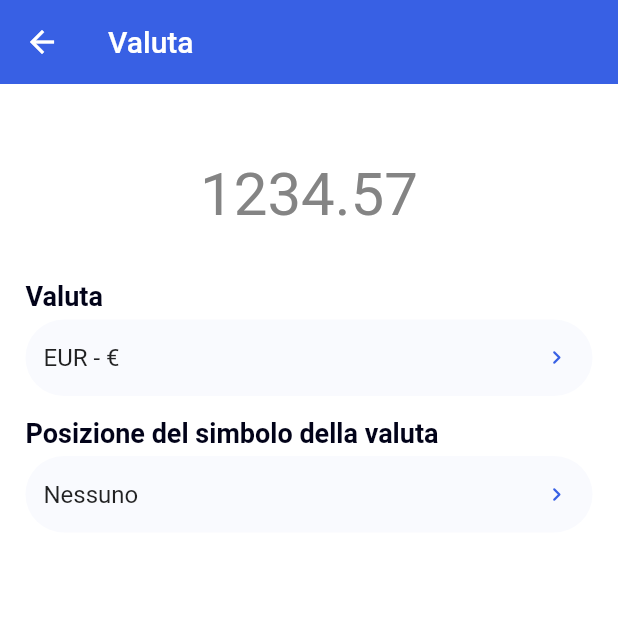
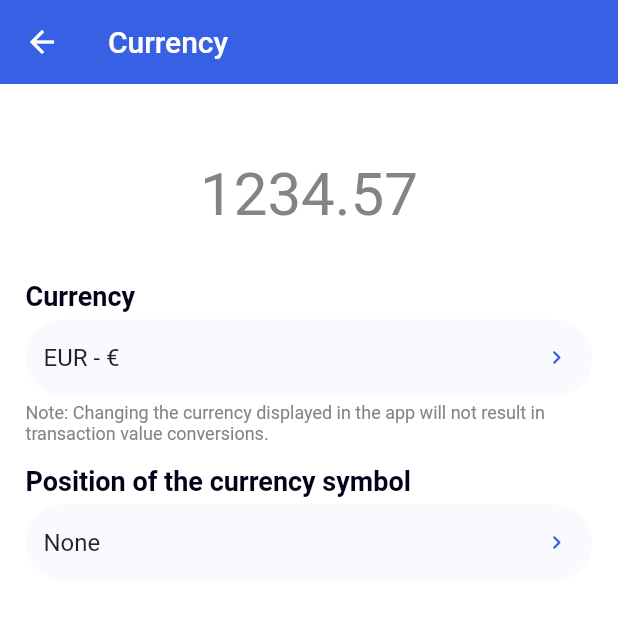
Before and after one commit to ernestodecrecchio/Moneye-Money-Manager, a Flutter app: the CurrencyPage screen opened by its route, on a phone screen of 412 x 824 dp, the top half of it. Run offline on Flutter 3.47's test engine with Material 2 defaults, Android fonts, the phone set to English and light mode, and no system bars; our stand-ins replace fl_chart, flutter_slidable, flutter_svg, salomon_bottom_bar, shared_preferences, sqflite; accounts and stored records are empty; generated files the repository leaves out were written again.

Commit message:
Currency localization

```diff
--- a/expense_tracker/lib/l10n/app_en.arb
+++ b/expense_tracker/lib/l10n/app_en.arb
@@ -51,5 +51,14 @@
    "month": "Month",
    "year": "Year",
    "noTransactions": "No transactions",
-   "other": "Other"
+   "other": "Other",
+   "currency": "Currency",
+   "selectCurrency":"Select the currency",
+   "currencyOptionDescription": "Select and customize the used currency",
+   "currencyPosition": "Position of the currency symbol",
+   "selectCurrencyPosition":"Select the currency symbol position",
+   "none": "None",
+   "atTheStart": "At the start",
+   "atTheEnd":"At the end",
+   "currencyConversionDisclaimer": "Note: Changing the currency displayed in the app will not result in transaction value conversions."
 }
--- a/expense_tracker/lib/l10n/app_it.arb
+++ b/expense_tracker/lib/l10n/app_it.arb
@@ -51,5 +51,14 @@
     "month": "Mese",
     "year": "Anno",
     "noTransactions": "Nessuna transazione",
-    "other": "Altro"
+    "other": "Altro",
+    "currency": "Valuta",
+    "selectCurrency":"Seleziona la valuta",
+    "currencyOptionDescription": "Seleziona e personalizza la valuta utilizzata",
+    "currencyPosition": "Posizione del simbolo della valuta",
+    "selectCurrencyPosition":"Seleziona la posizione del simbolo della valuta",
+    "none": "Nessuna",
+    "atTheStart": "All'inizio",
+    "atTheEnd":"Alla fine",
+    "currencyConversionDisclaimer": "Nota: Cambiare la valuta mostrata in app non apporterà conversioni del valore delle transazioni."
 }
--- a/expense_tracker/lib/pages/options_page/currency_page/currency_page.dart
+++ b/expense_tracker/lib/pages/options_page/currency_page/currency_page.dart
@@ -5,6 +5,7 @@ import 'package:expense_tracker/style.dart';
 import 'package:flutter/material.dart';
 import 'package:flutter_svg/flutter_svg.dart';
 import 'package:provider/provider.dart';
+import 'package:flutter_gen/gen_l10n/app_localizations.dart';
 
 class CurrencyPage extends StatefulWidget {
   static const routeName = '/currencyPage';
@@ -22,8 +23,16 @@ class _CurrencyPageState extends State<CurrencyPage> {
   final double exampleValue = 1234.567;
 
   @override
-  void initState() {
-    super.initState();
+  void dispose() {
+    super.dispose();
+
+    _currencySymbolPositionInput.dispose();
+    _currencySymbolInput.dispose();
+  }
+
+  @override
+  void didChangeDependencies() {
+    super.didChangeDependencies();
 
     final currencyProvider =
         Provider.of<CurrencyProvider>(context, listen: false);
@@ -40,19 +49,11 @@ class _CurrencyPageState extends State<CurrencyPage> {
   }
 
   @override
-  void dispose() {
-    super.dispose();
-
-    _currencySymbolPositionInput.dispose();
-    _currencySymbolInput.dispose();
-  }
-
-  @override
   Widget build(BuildContext context) {
     return Scaffold(
       backgroundColor: Colors.white,
       appBar: AppBar(
-        title: const Text('Valuta'),
+        title: Text(AppLocalizations.of(context)!.currency),
         backgroundColor: CustomColors.blue,
         elevation: 0,
       ),
@@ -82,6 +83,14 @@ class _CurrencyPageState extends State<CurrencyPage> {
               height: 14,
             ),
             _buildCurrencySymbolTextField(currencyProvider),
+            const SizedBox(
+              height: 4,
+            ),
+            Text(
+              AppLocalizations.of(context)!.currencyConversionDisclaimer,
+              style: const TextStyle(
+                  color: CustomColors.clearGreyText, fontSize: 12),
+            ),
             const SizedBox(
               height: 14,
             ),
@@ -124,7 +133,7 @@ class _CurrencyPageState extends State<CurrencyPage> {
   Widget _buildCurrencySymbolTextField(CurrencyProvider currencyProvider) {
     return CustomTextField(
       controller: _currencySymbolInput,
-      label: 'Valuta',
+      label: AppLocalizations.of(context)!.currency,
       readOnly: true,
       icon: Icons.chevron_right_rounded,
       onTap: () async {
@@ -140,10 +149,10 @@ class _CurrencyPageState extends State<CurrencyPage> {
                     child: Row(
                       mainAxisAlignment: MainAxisAlignment.spaceBetween,
                       children: [
-                        const Flexible(
+                        Flexible(
                           child: Text(
-                            'Seleziona la valuta',
-                            style: TextStyle(
+                            AppLocalizations.of(context)!.selectCurrency,
+                            style: const TextStyle(
                                 fontSize: 18, fontWeight: FontWeight.w600),
                           ),
                         ),
@@ -238,7 +247,7 @@ class _CurrencyPageState extends State<CurrencyPage> {
       CurrencyProvider currencyProvider) {
     return CustomTextField(
       controller: _currencySymbolPositionInput,
-      label: 'Posizione del simbolo della valuta',
+      label: AppLocalizations.of(context)!.currencyPosition,
       readOnly: true,
       icon: Icons.chevron_right_rounded,
       onTap: () async {
@@ -254,10 +263,11 @@ class _CurrencyPageState extends State<CurrencyPage> {
                     child: Row(
                       mainAxisAlignment: MainAxisAlignment.spaceBetween,
                       children: [
-                        const Flexible(
+                        Flexible(
                           child: Text(
-                            'Seleziona la posizione del simbolo della valuta',
-                            style: TextStyle(
+                            AppLocalizations.of(context)!
+                                .selectCurrencyPosition,
+                            style: const TextStyle(
                                 fontSize: 18, fontWeight: FontWeight.w600),
                           ),
                         ),
@@ -273,7 +283,7 @@ class _CurrencyPageState extends State<CurrencyPage> {
                       shrinkWrap: true,
                       children: [
                         ListTile(
-                          title: const Text('Nessuno'),
+                          title: Text(AppLocalizations.of(context)!.none),
                           trailing: currencyProvider
                                       .currentCurrencySymbolPosition ==
                                   CurrencySymbolPosition.none
@@ -283,7 +293,8 @@ class _CurrencyPageState extends State<CurrencyPage> {
                             currencyProvider.setCurrencySymbolPosition(
                                 CurrencySymbolPosition.none);
 
-                            _currencySymbolPositionInput.text = 'Nessuno';
+                            _currencySymbolPositionInput.text =
+                                AppLocalizations.of(context)!.none;
 
                             setState(() {});
 
@@ -291,7 +302,7 @@ class _CurrencyPageState extends State<CurrencyPage> {
                           },
                         ),
                         ListTile(
-                          title: const Text("All'inizio"),
+                          title: Text(AppLocalizations.of(context)!.atTheStart),
                           trailing: currencyProvider
                                       .currentCurrencySymbolPosition ==
                                   CurrencySymbolPosition.leading
@@ -301,14 +312,15 @@ class _CurrencyPageState extends State<CurrencyPage> {
                             currencyProvider.setCurrencySymbolPosition(
                                 CurrencySymbolPosition.leading);
 
-                            _currencySymbolPositionInput.text = "All'inizio";
+                            _currencySymbolPositionInput.text =
+                                AppLocalizations.of(context)!.atTheStart;
                             setState(() {});
 
                             Navigator.of(context).pop();
                           },
                         ),
                         ListTile(
-                          title: const Text('Alla fine'),
+                          title: Text(AppLocalizations.of(context)!.atTheEnd),
                           trailing: currencyProvider
                                       .currentCurrencySymbolPosition ==
                                   CurrencySymbolPosition.trailing
@@ -318,7 +330,8 @@ class _CurrencyPageState extends State<CurrencyPage> {
                             currencyProvider.setCurrencySymbolPosition(
                                 CurrencySymbolPosition.trailing);
 
-                            _currencySymbolPositionInput.text = 'Alla fine';
+                            _currencySymbolPositionInput.text =
+                                AppLocalizations.of(context)!.atTheEnd;
 
                             setState(() {});
 
@@ -353,11 +366,11 @@ class _CurrencyPageState extends State<CurrencyPage> {
   String getCurrencySymbolPositionDescription(CurrencySymbolPosition position) {
     switch (position) {
       case CurrencySymbolPosition.none:
-        return 'Nessuno';
+        return AppLocalizations.of(context)!.none;
       case CurrencySymbolPosition.leading:
-        return "All'inizio";
+        return AppLocalizations.of(context)!.atTheStart;
       case CurrencySymbolPosition.trailing:
-        return 'Alla fine';
+        return AppLocalizations.of(context)!.atTheEnd;
     }
   }
 }
--- a/expense_tracker/lib/pages/options_page/options_page.dart
+++ b/expense_tracker/lib/pages/options_page/options_page.dart
@@ -72,8 +72,8 @@ class OptionsPage extends StatelessWidget {
             Icons.currency_exchange_outlined,
             color: CustomColors.darkBlue,
           ),
-          title: const Text('Valuta'),
-          subtitle: const Text('Seleziona e personalizza la valuta utilizzata'),
+          title: Text(AppLocalizations.of(context)!.currency),
+          subtitle: Text(AppLocalizations.of(context)!.selectCurrency),
           trailing: const Icon(Icons.chevron_right_rounded),
           onTap: () => Navigator.of(context).pushNamed(CurrencyPage.routeName),
         ),
--- a/expense_tracker/pubspec.yaml
+++ b/expense_tracker/pubspec.yaml
@@ -3,7 +3,7 @@ description: A new Flutter project.
 
 publish_to: 'none' # Remove this line if you wish to publish to pub.dev
 
-version: 0.0.15+15
+version: 0.0.16+16
 
 environment:
   sdk: ">=2.17.3 <3.0.0"
```
